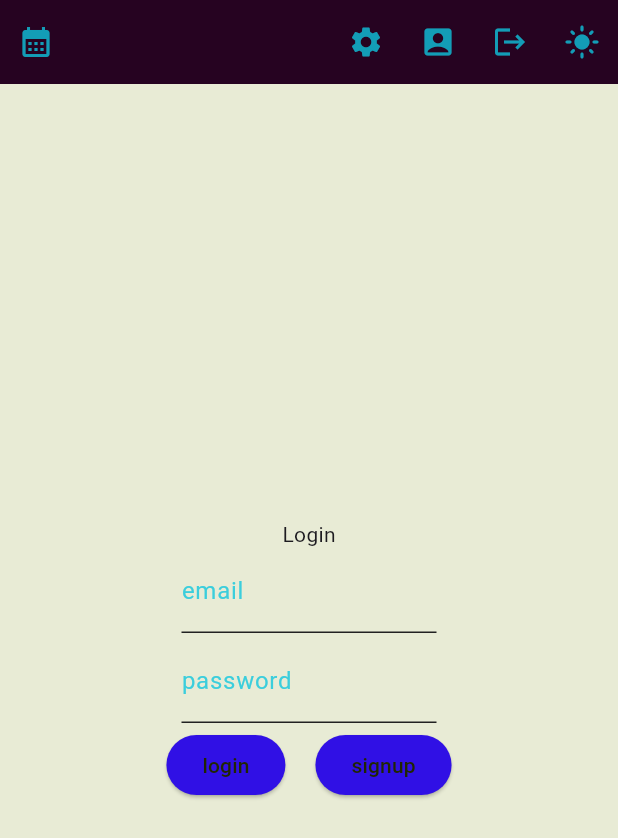
After one commit to la-fourier/orga_orbit, a Flutter app: the screen it shows after launch, on a phone screen of 412 x 824 dp. The commit adds this screen. Shown: the top 838 px of the screen. Run offline on Flutter 3.47's test engine with Material 3 defaults, Android fonts, the phone set to English and light mode, and no system bars; our stand-ins replace firebase_auth, firebase_core; accounts and stored records are empty.

Commit message:
login, signup to stateful Widgets

```diff
--- a/lib/main.dart
+++ b/lib/main.dart
@@ -7,6 +7,7 @@ import 'styles.dart';
 import 'pages/handler.dart';
 
 // TODO: Loading, Badges(mit News-Zahl), Pushes, Sync-Badge, Ext. Client-Client Encryption, Key-Peer-To-Peer Transfer
+// TODO: Hosting
 
 void main() async {
   await Firebase.initializeApp(
--- a/lib/pages/forms.dart
+++ /dev/null
@@ -1,10 +0,0 @@
-class LoginFormData {
-  String mail = "";
-  String password = "";
-}
-
-class SignupFormData {
-  String mail = "yourmail@server.com";
-  String firstName = "";
-  String lastName = "";
-}
--- /dev/null
+++ b/lib/pages/login.dart
@@ -0,0 +1,81 @@
+import 'package:flutter/material.dart';
+import 'package:orga_orbit/backend/auth.dart' as auth;
+import 'package:orga_orbit/pages/handler.dart';
+
+class LoginForm {
+  String password="";
+  String email="max.mustermann@gmx.de";
+}
+
+class Login extends StatefulWidget {
+  Login({
+    Key? key,
+    required this.form,
+  }) : super(key: key);
+
+  LoginForm form;
+
+  @override
+  createState() => _LoginState();
+}
+
+class _LoginState extends State<Login> {
+
+  @override
+  Widget build(BuildContext context) {
+    return Center(
+      child: Row(
+        mainAxisAlignment: MainAxisAlignment.center,
+        children: [
+          Column(
+            mainAxisAlignment: MainAxisAlignment.center,
+            children: [
+              Text("Login"),
+              Row(
+                children: [
+                  SizedBox(
+                    width: 170,
+                    height: 60,
+                    child: TextField(
+                      // controller: emailController,
+                      decoration: InputDecoration(labelText: "email"),
+                      onChanged: (s) => {widget.form.email = s },
+                    ),
+                  ),
+                ],
+              ),
+              Row(
+                children: [
+                  SizedBox(
+                    width: 170,
+                    height: 60,
+                    child: TextField(
+                      obscureText: true,
+                      // controller: passController,
+                      decoration: InputDecoration(labelText: "password"),
+                      onChanged: (s) => {widget.form.password = s },
+                    ),
+                  ),
+                ],
+              ),
+              Row(
+                children: [
+                  ElevatedButton(
+                      onPressed: () => {}, // loginUser(widget.email, widget.password),
+                      child: Text("login")),
+                  Container(
+                    width: 20,
+                  ),
+                  ElevatedButton(
+                    onPressed: () => {}, //toSubpage(1),
+                    child: Text("signup"),
+                  ),
+                ],
+              ),
+            ],
+          ),
+        ],
+      ),
+    );
+  }
+}
--- /dev/null
+++ b/lib/pages/signup.dart
@@ -0,0 +1,49 @@
+import 'package:flutter/material.dart';
+import 'package:orga_orbit/backend/auth.dart' as auth;
+import 'package:orga_orbit/pages/handler.dart';
+
+class SignupForm {
+  String password="";
+  String email="max.mustermann@gmx.de";
+}
+
+class Signup extends StatefulWidget {
+  Signup({
+    Key? key,
+    required this.form,
+  }) : super(key: key);
+
+  SignupForm form;
+
+  @override
+  createState() => _SignupState();
+}
+
+class _SignupState extends State<Signup> {
+
+  @override
+  Widget build(BuildContext context) {
+    return Center(
+      child: Column(mainAxisAlignment: MainAxisAlignment.center, children: [
+        Row(
+          children: [
+            Text("Mail: "),
+            // Textfield
+          ],
+        ),
+        Row(
+          children: [
+            TextButton(
+              onPressed: () => {},
+              child: Text("Submit"),
+            ),
+            TextButton(
+              onPressed: () => {},
+              child: Text("Cancel"),
+            ),
+          ],
+        ),
+      ]),
+    );
+  }
+}
```
Also changed, not shown: lib/pages/handler.dart (+8 -89 lines).
